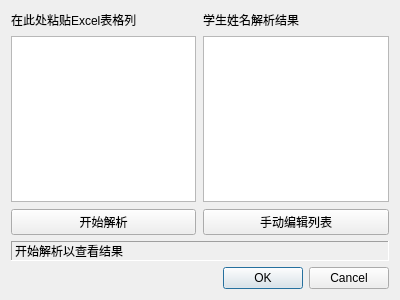
Qt form src/ui/PasteStudentsDialog.ui (fz1251/ClassScoreManager) before a commit.
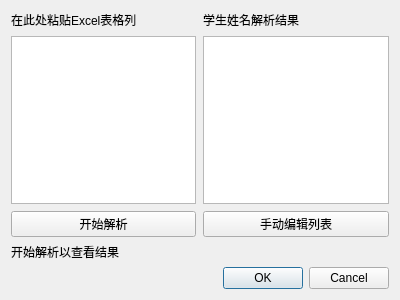
The same form after that commit.

Diff of the .ui file:
```diff
--- a/src/ui/PasteStudentsDialog.ui
+++ b/src/ui/PasteStudentsDialog.ui
@@ -90,12 +90,6 @@
    </item>
    <item>
     <widget class="QLabel" name="parseStatusLable">
-     <property name="frameShape">
-      <enum>QFrame::Shape::Panel</enum>
-     </property>
-     <property name="frameShadow">
-      <enum>QFrame::Shadow::Sunken</enum>
-     </property>
      <property name="lineWidth">
       <number>1</number>
      </property>
```
Left out of the diff: 14 changed lines with no effect on the pictures.
